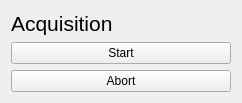
This is code/cam_full/acq_control.ui in gsehrlich/diffusive-ta as Qt 5 draws it before an edit. The edited form follows.
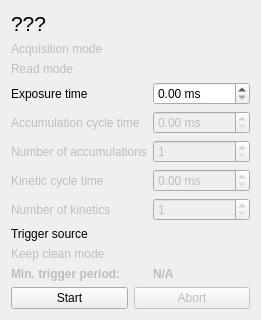
This is the edited form.

Commit message: Got acquisition control working in scan_until_abort mode, except background and pump-probe/probe-only switch

Patch:
```diff
--- a/code/cam_full/acq_control.ui
+++ b/code/cam_full/acq_control.ui
@@ -6,8 +6,8 @@
    <rect>
     <x>0</x>
     <y>0</y>
-    <width>242</width>
-    <height>101</height>
+    <width>227</width>
+    <height>301</height>
    </rect>
   </property>
   <property name="windowTitle">
@@ -22,23 +22,221 @@
       </font>
      </property>
      <property name="text">
-      <string>Acquisition</string>
+      <string>???</string>
      </property>
     </widget>
    </item>
    <item>
-    <widget class="QPushButton" name="startButton">
-     <property name="text">
-      <string>Start</string>
-     </property>
-    </widget>
+    <layout class="QFormLayout" name="formLayout">
+     <item row="0" column="0">
+      <widget class="QLabel" name="label_2">
+       <property name="enabled">
+        <bool>false</bool>
+       </property>
+       <property name="text">
+        <string>Acquisition mode</string>
+       </property>
+      </widget>
+     </item>
+     <item row="1" column="0">
+      <widget class="QLabel" name="label_3">
+       <property name="enabled">
+        <bool>false</bool>
+       </property>
+       <property name="text">
+        <string>Read mode</string>
+       </property>
+      </widget>
+     </item>
+     <item row="2" column="0">
+      <widget class="QLabel" name="label_4">
+       <property name="text">
+        <string>Exposure time</string>
+       </property>
+      </widget>
+     </item>
+     <item row="2" column="1">
+      <widget class="QDoubleSpinBox" name="exposureTimeSpinBox">
+       <property name="suffix">
+        <string> ms</string>
+       </property>
+       <property name="decimals">
+        <number>2</number>
+       </property>
+       <property name="maximum">
+        <double>10000.000000000000000</double>
+       </property>
+      </widget>
+     </item>
+     <item row="3" column="0">
+      <widget class="QLabel" name="label_5">
+       <property name="enabled">
+        <bool>false</bool>
+       </property>
+       <property name="text">
+        <string>Accumulation cycle time</string>
+       </property>
+      </widget>
+     </item>
+     <item row="3" column="1">
+      <widget class="QDoubleSpinBox" name="accumTimeSpinBox">
+       <property name="enabled">
+        <bool>false</bool>
+       </property>
+       <property name="suffix">
+        <string> ms</string>
+       </property>
+       <property name="decimals">
+        <number>2</number>
+       </property>
+       <property name="maximum">
+        <double>10000.000000000000000</double>
+       </property>
+      </widget>
+     </item>
+     <item row="5" column="0">
+      <widget class="QLabel" name="label_6">
+       <property name="enabled">
+        <bool>false</bool>
+       </property>
+       <property name="text">
+        <string>Kinetic cycle time</string>
+       </property>
+      </widget>
+     </item>
+     <item row="5" column="1">
+      <widget class="QDoubleSpinBox" name="kinTimeSpinBox">
+       <property name="enabled">
+        <bool>false</bool>
+       </property>
+       <property name="suffix">
+        <string> ms</string>
+       </property>
+       <property name="decimals">
+        <number>2</number>
+       </property>
+       <property name="maximum">
+        <double>10000.000000000000000</double>
+       </property>
+      </widget>
+     </item>
+     <item row="4" column="0">
+      <widget class="QLabel" name="label_7">
+       <property name="enabled">
+        <bool>false</bool>
+       </property>
+       <property name="text">
+        <string>Number of accumulations</string>
+       </property>
+      </widget>
+     </item>
+     <item row="4" column="1">
+      <widget class="QSpinBox" name="nAccumsSpinBox">
+       <property name="enabled">
+        <bool>false</bool>
+       </property>
+       <property name="minimum">
+        <number>1</number>
+       </property>
+       <property name="maximum">
+        <number>10000</number>
+       </property>
+      </widget>
+     </item>
+     <item row="6" column="0">
+      <widget class="QLabel" name="label_8">
+       <property name="enabled">
+        <bool>false</bool>
+       </property>
+       <property name="text">
+        <string>Number of kinetics</string>
+       </property>
+      </widget>
+     </item>
+     <item row="6" column="1">
+      <widget class="QSpinBox" name="nKineticsSpinBox">
+       <property name="enabled">
+        <bool>false</bool>
+       </property>
+       <property name="minimum">
+        <number>1</number>
+       </property>
+       <property name="maximum">
+        <number>10000</number>
+       </property>
+      </widget>
+     </item>
+     <item row="7" column="0">
+      <widget class="QLabel" name="label_9">
+       <property name="text">
+        <string>Trigger source</string>
+       </property>
+      </widget>
+     </item>
+     <item row="8" column="0">
+      <widget class="QLabel" name="label_10">
+       <property name="enabled">
+        <bool>false</bool>
+       </property>
+       <property name="text">
+        <string>Keep clean mode</string>
+       </property>
+      </widget>
+     </item>
+     <item row="9" column="0">
+      <widget class="QLabel" name="label_11">
+       <property name="enabled">
+        <bool>false</bool>
+       </property>
+       <property name="font">
+        <font>
+         <weight>75</weight>
+         <bold>true</bold>
+        </font>
+       </property>
+       <property name="text">
+        <string>Min. trigger period:</string>
+       </property>
+      </widget>
+     </item>
+     <item row="9" column="1">
+      <widget class="QLabel" name="minTriggerPeriodLabel">
+       <property name="enabled">
+        <bool>false</bool>
+       </property>
+       <property name="font">
+        <font>
+         <weight>75</weight>
+         <bold>true</bold>
+        </font>
+       </property>
+       <property name="text">
+        <string>N/A</string>
+       </property>
+      </widget>
+     </item>
+    </layout>
    </item>
    <item>
-    <widget class="QPushButton" name="abortButton">
-     <property name="text">
-      <string>Abort</string>
-     </property>
-    </widget>
+    <layout class="QHBoxLayout" name="horizontalLayout">
+     <item>
+      <widget class="QPushButton" name="startButton">
+       <property name="text">
+        <string>Start</string>
+       </property>
+      </widget>
+     </item>
+     <item>
+      <widget class="QPushButton" name="abortButton">
+       <property name="enabled">
+        <bool>false</bool>
+       </property>
+       <property name="text">
+        <string>Abort</string>
+       </property>
+      </widget>
+     </item>
+    </layout>
    </item>
   </layout>
   <zorder>startButton</zorder>
```
Left out of the diff: 7 changed lines with no effect on the pictures. The commit also changes 8 other files.
